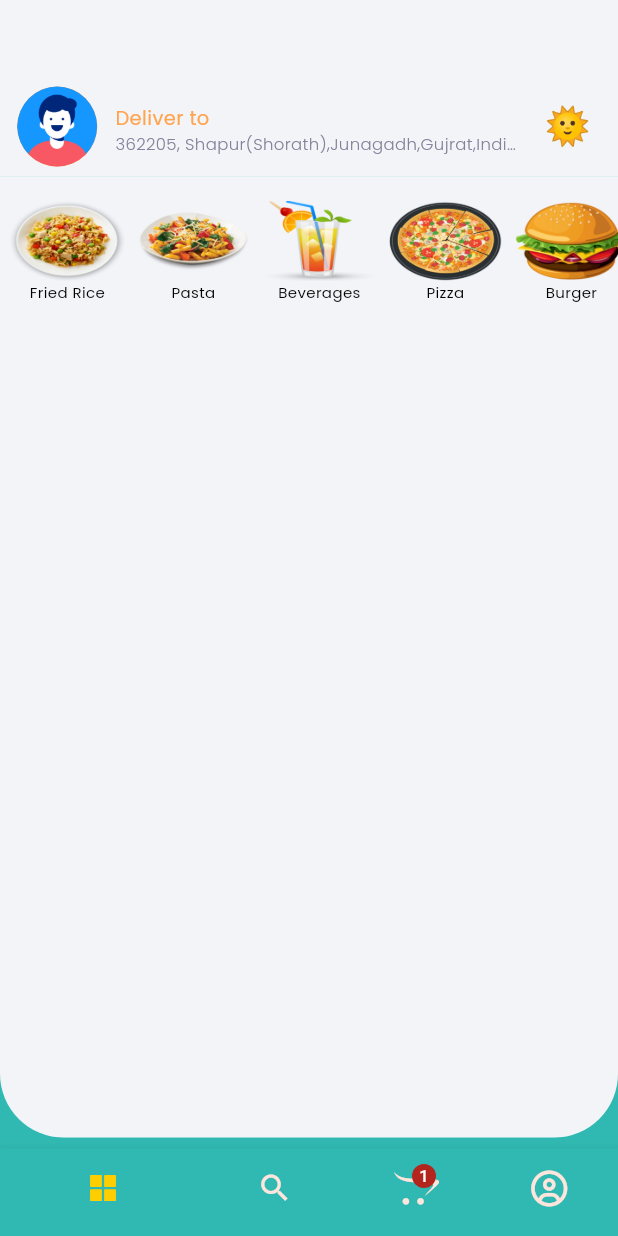
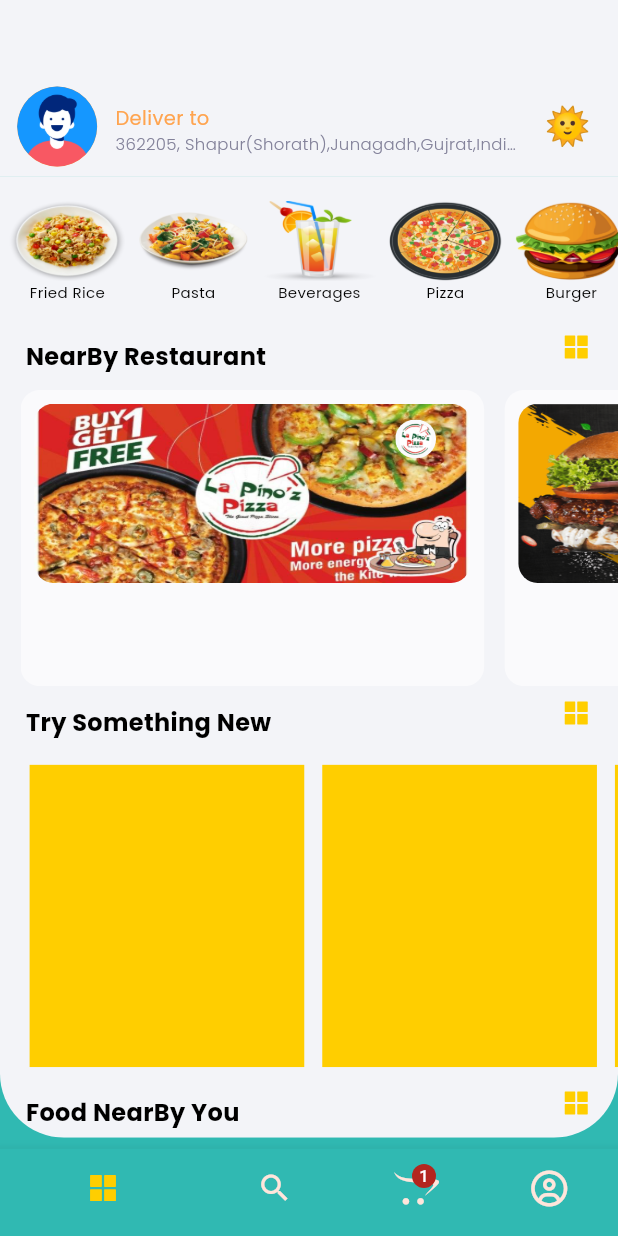
Before and after one commit to RajKoradiya/Foodie, a Flutter app: the screen it shows after launch, on a phone screen of 412 x 824 dp. Run offline on Flutter 3.47's test engine with Material 3 defaults, Android fonts, the phone set to English and light mode, and no system bars; our stand-ins replace flutter_screenutil, flutter_vector_icons, get, google_fonts.

Commit message:
Restaurant list update

```diff
--- /dev/null
+++ b/lib/Common/heading.dart
@@ -0,0 +1,39 @@
+import 'package:flutter/material.dart';
+import 'package:flutter_screenutil/flutter_screenutil.dart';
+import 'package:flutter_vector_icons/flutter_vector_icons.dart';
+import 'package:foodie/Common/reusable_style.dart';
+import 'package:foodie/Common/reusable_text.dart';
+import 'package:foodie/Constant/constant.dart';
+
+class Heading extends StatelessWidget {
+  const Heading({super.key, required this.text, this.onTap});
+
+  final String text;
+  final void Function()? onTap;
+  @override
+  Widget build(BuildContext context) {
+    return Container(
+      padding: EdgeInsets.symmetric(horizontal: 15.w),
+      child: Row(
+        mainAxisAlignment: MainAxisAlignment.spaceBetween,
+        children: [
+          Padding(
+            padding: EdgeInsets.only(top: 12.h),
+            child: ReusableText(
+                text: text,
+                style: appStyle(16, kDark, FontWeight.bold)),
+          ),
+          GestureDetector(
+            onTap: onTap,
+            child: Icon(
+              AntDesign.appstore1,
+              color: kYellow,
+              size: 20.sp,
+            ),
+          )
+        ],
+      ),
+    );
+  }
+
+}
--- a/lib/Constant/uidata.dart
+++ b/lib/Constant/uidata.dart
@@ -49,3 +49,132 @@
     "_v": 0
   },
 ];
+
+List<dynamic> restaurants = [
+  {
+    "_id": "1",
+    "title": "La pino'z",
+    "time": "7:00am - 10:00pm",
+    "image": "assets/images/lapnoz.png",
+    "owner": "Raj Koradiya",
+    "code": "753951",
+    "logo": "assets/images/lapinoz-logo.png",
+    "rating": 5,
+    "ratingCount": "9758",
+    "cords": {
+      "id": "2023",
+      "latitude": 23.07329996135929,
+      "longitude":  72.513237051517,
+      "address": "Nexus Point Real Estate, SHOP NO-01, Science City Rd, Sola, Ahmedabad, Gujarat 380060",
+      "title" : "La Pino'z Pizza Sola",
+    }
+  },
+  {
+    "_id": "2",
+    "title": "Mc Donald's",
+    "time": "7:00am - 10:00pm",
+    "image": "assets/images/mcdonalsd.png",
+    "owner": "Raj Koradiya",
+    "code": "123456",
+    "logo": "assets/images/mcdonalds-logo.png",
+    "rating": 4,
+    "ratingCount": "7485",
+    "cords": {
+      "id": "2024",
+      "latitude": 23.073407181600587,
+      "longitude":  72.51440622600093,
+      "address": "SATYAMEV EMINENCE, Shop No. 8,9 & 10, Ground Floor, Science City Rd, Ahmedabad, Gujarat 380060",
+      "title" : "McDonald's",
+    }
+  },
+  {
+    "_id": "3",
+    "title": "Domino's",
+    "time": "7:00am - 10:00pm",
+    "image": "assets/images/dominos.png",
+    "owner": "Raj Koradiya",
+    "code": "987654",
+    "logo": "assets/images/dominos-logo.png",
+    "rating": 5,
+    "ratingCount": "8546",
+    "cords": {
+      "id": "2025",
+      "latitude": 23.06740307284703,
+      "longitude":  72.53243065531326,
+      "address": "Shop No 5, Ground Floor, Kalasagar Shopping Hub, Near, Satadhar Cross Roads, Ghatlodiya, Ahmedabad, Gujarat 380061",
+      "title" : "Domino's Pizza",
+    }
+  },
+  {
+    "_id": "4",
+    "title": "La pino'z",
+    "time": "7:00am - 10:00pm",
+    "image": "assets/images/lapnoz.png",
+    "owner": "Raj Koradiya",
+    "code": "753951",
+    "logo": "assets/images/lapinoz-logo.png",
+    "rating": 5,
+    "ratingCount": "9758",
+    "cords": {
+      "id": "2026",
+      "latitude": 23.07329996135929,
+      "longitude":  72.513237051517,
+      "address": "Nexus Point Real Estate, SHOP NO-01, Science City Rd, Sola, Ahmedabad, Gujarat 380060",
+      "title" : "La Pino'z Pizza Sola",
+    }
+  },
+  {
+    "_id": "5",
+    "title": "Mc Donald's",
+    "time": "7:00am - 10:00pm",
+    "image": "assets/images/mcdonalsd.png",
+    "owner": "Raj Koradiya",
+    "code": "123456",
+    "logo": "assets/images/mcdonalds-logo.png",
+    "rating": 4,
+    "ratingCount": "7485",
+    "cords": {
+      "id": "2027",
+      "latitude": 23.073407181600587,
+      "longitude":  72.51440622600093,
+      "address": "SATYAMEV EMINENCE, Shop No. 8,9 & 10, Ground Floor, Science City Rd, Ahmedabad, Gujarat 380060",
+      "title" : "McDonald's",
+    }
+  },
+  {
+    "_id": "6",
+    "title": "Domino's",
+    "time": "7:00am - 10:00pm",
+    "image": "assets/images/dominos.png",
+    "owner": "Raj Koradiya",
+    "code": "987654",
+    "logo": "assets/images/dominos-logo.png",
+    "rating": 5,
+    "ratingCount": "8546",
+    "cords": {
+      "id": "2028",
+      "latitude": 23.06740307284703,
+      "longitude":  72.53243065531326,
+      "address": "Shop No 5, Ground Floor, Kalasagar Shopping Hub, Near, Satadhar Cross Roads, Ghatlodiya, Ahmedabad, Gujarat 380061",
+      "title" : "Domino's Pizza",
+    }
+  },
+  {
+    "_id": "7",
+    "title": "La pino'z",
+    "time": "7:00am - 10:00pm",
+    "image": "assets/images/lapnoz.png",
+    "owner": "Raj Koradiya",
+    "code": "753951",
+    "logo": "assets/images/lapinoz-logo.png",
+    "rating": 5,
+    "ratingCount": "9758",
+    "cords": {
+      "id": "2029",
+      "latitude": 23.07329996135929,
+      "longitude":  72.513237051517,
+      "address": "Nexus Point Real Estate, SHOP NO-01, Science City Rd, Sola, Ahmedabad, Gujarat 380060",
+      "title" : "La Pino'z Pizza Sola",
+    }
+  }
+];
--- /dev/null
+++ b/lib/Views/Home/Widgets/food_list.dart
@@ -0,0 +1,31 @@
+import 'package:flutter/material.dart';
+import 'package:flutter_screenutil/flutter_screenutil.dart';
+import 'package:foodie/Constant/constant.dart';
+import 'package:foodie/Constant/uidata.dart';
+
+class FoodList extends StatelessWidget {
+  const FoodList({super.key});
+
+  @override
+  Widget build(BuildContext context) {
+    return Container(
+      height: 210.h,
+      padding: EdgeInsets.only(left: 12.w,top: 10.h),
+      child: ListView(
+        scrollDirection: Axis.horizontal,
+        children: List.generate(restaurants.length, (i) {
+          var retaurant = restaurants[i];
+          return Padding(
+            padding: const EdgeInsets.all(6.0),
+            child: Container(
+              height: 200.h,
+              width: 160.w,
+              color: kYellow,
+            ),
+          );
+        }),
+      ),
+    );
+  }
+
+}
--- /dev/null
+++ b/lib/Views/Home/Widgets/nearby_restaurant_list.dart
@@ -0,0 +1,31 @@
+import 'package:flutter/material.dart';
+import 'package:flutter_screenutil/flutter_screenutil.dart';
+import 'package:foodie/Constant/constant.dart';
+import 'package:foodie/Constant/uidata.dart';
+import 'package:foodie/Views/Home/Widgets/rastaurant_widget.dart';
+
+class NearBYRestaurant extends StatelessWidget {
+  const NearBYRestaurant({super.key});
+
+  @override
+  Widget build(BuildContext context) {
+    return Container(
+      height: 195.h,
+      padding: EdgeInsets.only(left: 12.w,top: 10.h),
+      child: ListView(
+        scrollDirection: Axis.horizontal,
+        children: List.generate(restaurants.length, (i) {
+          var restaurant = restaurants[i];
+          return RestaurantWidget(
+              image: restaurant["image"],
+              title: restaurant["title"],
+              logo: restaurant["logo"],
+              time: restaurant["time"],
+              rating: restaurant["ratingCount"]
+          );
+        }),
+      ),
+    );
+  }
+
+}
--- /dev/null
+++ b/lib/Views/Home/Widgets/rastaurant_widget.dart
@@ -0,0 +1,66 @@
+import 'package:flutter/material.dart';
+import 'package:flutter_screenutil/flutter_screenutil.dart';
+import 'package:foodie/Constant/constant.dart';
+
+class RestaurantWidget extends StatelessWidget{
+  const RestaurantWidget({super.key, required this.image, required this.title, required this.logo, required this.time, required this.rating, this.onTap});
+
+  final String image;
+  final String title;
+  final String logo;
+  final String time;
+  final String rating;
+  final void Function()? onTap;
+
+  @override
+  Widget build(BuildContext context) {
+    return GestureDetector(
+      onTap: onTap,
+      child: Padding(
+        padding: EdgeInsets.only(right: 12.w),
+        child: Container(
+          width: width * 0.75,
+          height: 195.h,
+          decoration: BoxDecoration(
+            borderRadius: BorderRadius.circular(12.r),
+            color: kLightWhite,
+          ),
+          child: ListView(
+            physics: const NeverScrollableScrollPhysics(),
+            children: [
+              Padding(padding: EdgeInsets.all(8.w),
+              child: Stack(
+                children: [
+                  ClipRRect(
+                    borderRadius: BorderRadius.circular(12.r),
+                    child: SizedBox(
+                      height: 112.h,
+                      width: width * 0.8,
+                      child: Image.asset(image, fit: BoxFit.fill,),
+                    ),
+                  ),
+                  Positioned(
+                    right: 20.w,
+                      top: 10.h,
+                      child: ClipRRect(
+                        borderRadius: BorderRadius.circular(50.r),
+                        child: Container(
+                          color: kLightWhite,
+                          child: Padding(padding: EdgeInsets.all(2.h),
+                          child: ClipRRect(
+                              borderRadius: BorderRadius.circular(50.r),
+                              child: Image.asset(logo, fit: BoxFit.cover, width: 20.w, height: 20.h,)
+                          ),
+                        ),
+                      )
+                  ))
+                ],
+              ),),
+            ],
+          ),
+        ),
+      ),
+    );
+  }
+
+}
--- /dev/null
+++ b/lib/Views/Home/all_food_nearby.dart
@@ -0,0 +1,22 @@
+import 'package:flutter/material.dart';
+import 'package:foodie/Common/reusable_style.dart';
+import 'package:foodie/Common/reusable_text.dart';
+import 'package:foodie/Constant/constant.dart';
+
+class AllFoodNearBy extends StatelessWidget {
+  const AllFoodNearBy({super.key});
+
+  @override
+  Widget build(BuildContext context) {
+    return Scaffold(
+      appBar: AppBar(
+        elevation: 0.3,
+        backgroundColor: koffWhite,
+        title: ReusableText(text: "All Food NearBy You", style: appStyle(14, kGray, FontWeight.w600)),
+      ),
+      body: const Center(
+        child: Text("All Food NearBy You"),
+      ),
+    );
+  }
+}
--- /dev/null
+++ b/lib/Views/Home/all_nearby_restaurant.dart
@@ -0,0 +1,22 @@
+import 'package:flutter/material.dart';
+import 'package:foodie/Common/reusable_style.dart';
+import 'package:foodie/Common/reusable_text.dart';
+import 'package:foodie/Constant/constant.dart';
+
+class AllNearByRestaurant extends StatelessWidget {
+  const AllNearByRestaurant({super.key});
+
+  @override
+  Widget build(BuildContext context) {
+    return Scaffold(
+      appBar: AppBar(
+        elevation: 0.3,
+        backgroundColor: koffWhite,
+        title: ReusableText(text: "All NearBy Restaurant", style: appStyle(14, kGray, FontWeight.w600)),
+      ),
+      body: const Center(
+        child: Text("All NearBy Restaurant"),
+      ),
+    );
+  }
+}
--- /dev/null
+++ b/lib/Views/Home/all_try_new_something.dart
@@ -0,0 +1,22 @@
+import 'package:flutter/material.dart';
+import 'package:foodie/Common/reusable_style.dart';
+import 'package:foodie/Common/reusable_text.dart';
+import 'package:foodie/Constant/constant.dart';
+
+class AllTryNewSomething extends StatelessWidget {
+  const AllTryNewSomething({super.key});
+
+  @override
+  Widget build(BuildContext context) {
+    return Scaffold(
+      appBar: AppBar(
+        elevation: 0.3,
+        backgroundColor: koffWhite,
+        title: ReusableText(text: "All Try New Something", style: appStyle(14, kGray, FontWeight.w600)),
+      ),
+      body: const Center(
+        child: Text("All Try New Something"),
+      ),
+    );
+  }
+}
--- a/lib/Views/Home/home_page.dart
+++ b/lib/Views/Home/home_page.dart
@@ -2,8 +2,16 @@
 import 'package:flutter_screenutil/flutter_screenutil.dart';
 import 'package:foodie/Common/custom_appbar.dart';
 import 'package:foodie/Common/custom_container.dart';
+import 'package:foodie/Common/heading.dart';
 import 'package:foodie/Constant/constant.dart';
 import 'package:foodie/Views/Home/Widgets/category_list.dart';
+import 'package:foodie/Views/Home/Widgets/food_list.dart';
+import 'package:foodie/Views/Home/Widgets/nearby_restaurant_list.dart';
+import 'package:foodie/Views/Home/all_nearby_restaurant.dart';
+import 'package:get/get.dart';
+
+import 'all_food_nearby.dart';
+import 'all_try_new_something.dart';
 
 class HomePage extends StatelessWidget {
   const HomePage({super.key});
@@ -19,9 +27,34 @@
       body: SizedBox(
         height: MediaQuery.of(context).size.height * 0.778,
         child: SafeArea(
-          child: CustomContainer(containerContent: const Column(
+          child: CustomContainer(containerContent: Column(
             children: [
-              CategoryList()
+              const CategoryList(),
+              Heading(
+                text: "NearBy Restaurant",
+              onTap: () => {
+                  Get.to(const AllNearByRestaurant(),
+                  transition: Transition.cupertino,
+                  duration: const Duration(milliseconds: 500))
+              },
+              ),
+              const NearBYRestaurant(),
+              Heading(
+                text: "Try Something New",
+                onTap: () => {
+                  Get.to(const AllTryNewSomething(),
+                      transition: Transition.cupertino,
+                      duration: const Duration(milliseconds: 500))
+                },),
+              const FoodList(),
+              Heading(
+                text: "Food NearBy You",
+                onTap: () => {
+                  Get.to(const AllFoodNearBy(),
+                      transition: Transition.cupertino,
+                      duration: const Duration(milliseconds: 500))
+                },),
+              const FoodList()
             ],
           ),),
         ),
```
Also changed, not shown: assets/images/dominos-logo.png (added), assets/images/dominos.png (added), assets/images/lapinoz-logo.png (added), assets/images/lapnoz.png (added), assets/images/mcdonalds-logo.png (added), assets/images/mcdonalsd.png (added).
